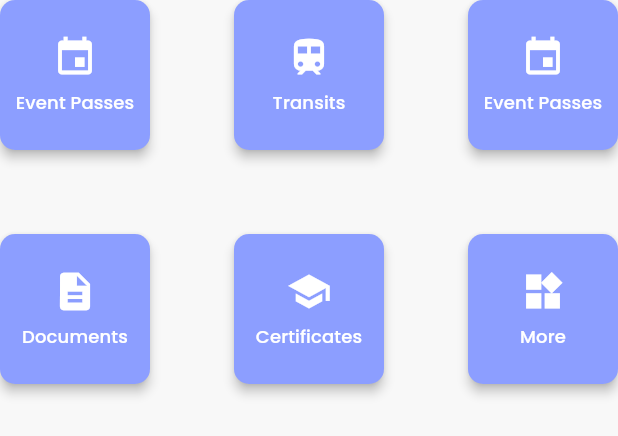
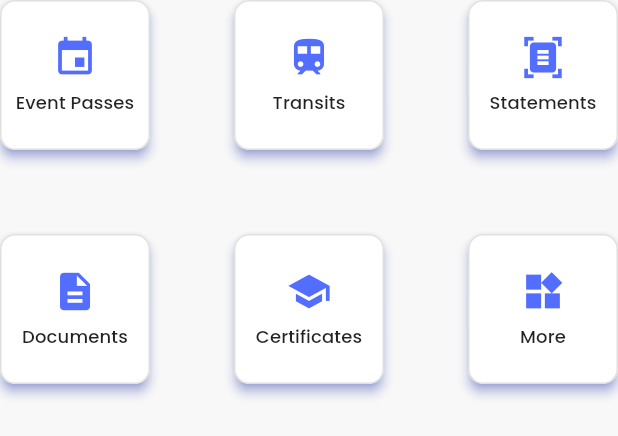
Before and after one commit to iam-ajmunna/MyPocket--A-Unified-Digital-Wallet, a Flutter app: what buildButtonGrid() shows on an empty page, opened directly, on a phone screen of 412 x 824 dp. Shown: the top 436 px of the screen. Run offline on Flutter 3.47's test engine with Material 3 defaults, Android fonts, the phone set to English and light mode, and no system bars; our stand-ins replace animated_notch_bottom_bar, camera, carousel_slider, flutter_svg, google_fonts, google_sign_in and 2 more; missing offline and left inert: flutter_facebook_auth, googleapis; accounts and stored records are empty; network calls fail.

Commit message:
Finished Dashboard Design

```diff
--- a/application files/lib/Home/WalletScreen.dart
+++ b/application files/lib/Home/WalletScreen.dart
@@ -1,6 +1,10 @@
 import 'package:animated_notch_bottom_bar/animated_notch_bottom_bar/animated_notch_bottom_bar.dart';
 import 'package:flutter/material.dart';
 import 'package:google_fonts/google_fonts.dart';
+import 'package:mypocket/Certificates/CertificatesScreen.dart';
+import 'package:mypocket/Passes/event_ticket.dart';
+import 'package:mypocket/Passes/passes_list_screen.dart';
+import 'package:mypocket/Transit/transit_list_screen.dart';
 import 'package:shared_preferences/shared_preferences.dart';
 import 'package:carousel_slider/carousel_slider.dart';
 import 'dart:ui';
@@ -912,33 +916,38 @@ Widget buildBodyButton(
   VoidCallback? onPressed,
 }) {
   return SizedBox(
-    width: 100, // Set a fixed width for the button.  Adjust as needed.
-    height: 100, // Set a fixed height for the button. Adjust as needed.
+    width: 100,
+    height: 100,
     child: ElevatedButton(
       onPressed: onPressed,
       style: ElevatedButton.styleFrom(
-        backgroundColor: Colors.indigoAccent[100],
-        padding: const EdgeInsets.symmetric(
-            horizontal: 8, vertical: 8), // Further reduced padding
+        backgroundColor: Colors.white, // Change background color
+        padding: const EdgeInsets.symmetric(horizontal: 8, vertical: 8),
         shape: RoundedRectangleBorder(
           borderRadius: BorderRadius.circular(10),
+          side: BorderSide(
+            // Add a border
+            color: Colors.grey.shade300,
+            width: 1.0,
+          ),
         ),
         elevation: 3,
+        shadowColor: Colors.indigoAccent.withOpacity(0.8), // Add shadow color
       ),
       child: Column(
         mainAxisAlignment: MainAxisAlignment.center,
         children: [
           Icon(
             icon,
-            size: 30, // Reduced icon size
-            color: Colors.white,
+            size: 30,
+            color: Colors.indigoAccent, // Change icon color
           ),
-          const SizedBox(height: 6), // Reduced spacing
+          const SizedBox(height: 6),
           Text(
             title,
             style: GoogleFonts.poppins(
-              fontSize: 12, // Reduced font size
-              color: Colors.white,
+              fontSize: 12,
+              color: Colors.black87, // Change text color
             ),
             textAlign: TextAlign.center,
           ),
@@ -951,24 +960,60 @@ Widget buildBodyButton(
 Widget buildButtonGrid(BuildContext context) {
   return GridView.count(
     crossAxisCount: 3,
-    mainAxisSpacing: 56.0, // Further reduced vertical spacing
-    crossAxisSpacing: 56.0, // Further reduced horizontal spacing
+    mainAxisSpacing: 56.0,
+    crossAxisSpacing: 56.0,
     shrinkWrap: true,
     physics: const NeverScrollableScrollPhysics(),
     childAspectRatio: 1.0,
     children: [
+      buildBodyButton(context, icon: Icons.event, title: 'Event Passes',
+          onPressed: () {
+        Navigator.of(context).pushReplacement(
+          MaterialPageRoute(
+            builder: (context) => PassesListScreen(),
+          ),
+        );
+      }),
+      buildBodyButton(context, icon: Icons.train, title: 'Transits',
+          onPressed: () {
+        Navigator.of(context).pushReplacement(
+          MaterialPageRoute(
+            builder: (context) => TransitListScreen(),
+          ),
+        );
+      }),
       buildBodyButton(context,
-          icon: Icons.event, title: 'Event Passes', onPressed: () {}),
-      buildBodyButton(context,
-          icon: Icons.train, title: 'Transits', onPressed: () {}),
-      buildBodyButton(context,
-          icon: Icons.event, title: 'Event Passes', onPressed: () {}),
-      buildBodyButton(context,
-          icon: Icons.description, title: 'Documents', onPressed: () {}),
-      buildBodyButton(context,
-          icon: Icons.school, title: 'Certificates', onPressed: () {}),
-      buildBodyButton(context,
-          icon: Icons.widgets, title: 'More', onPressed: () {}),
+          icon: Icons.document_scanner, title: 'Statements', onPressed: () {
+        Navigator.of(context).pushReplacement(
+          MaterialPageRoute(
+            builder: (context) => PassesListScreen(),
+          ),
+        );
+      }),
+      buildBodyButton(context, icon: Icons.description, title: 'Documents',
+          onPressed: () {
+        Navigator.of(context).pushReplacement(
+          MaterialPageRoute(
+            builder: (context) => PassesListScreen(),
+          ),
+        );
+      }),
+      buildBodyButton(context, icon: Icons.school, title: 'Certificates',
+          onPressed: () {
+        Navigator.of(context).pushReplacement(
+          MaterialPageRoute(
+            builder: (context) => CertificatesScreen(),
+          ),
+        );
+      }),
+      buildBodyButton(context, icon: Icons.widgets, title: 'More',
+          onPressed: () {
+        Navigator.of(context).pushReplacement(
+          MaterialPageRoute(
+            builder: (context) => PassesListScreen(),
+          ),
+        );
+      }),
     ],
   );
 }
```
Also changed, not shown: application files/lib/Passes/passes_list_screen.dart (+27 -31 lines).
